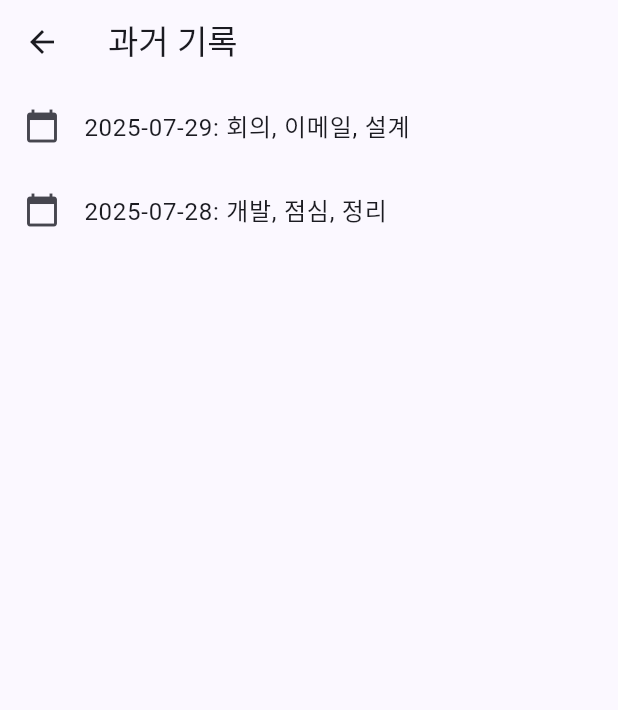
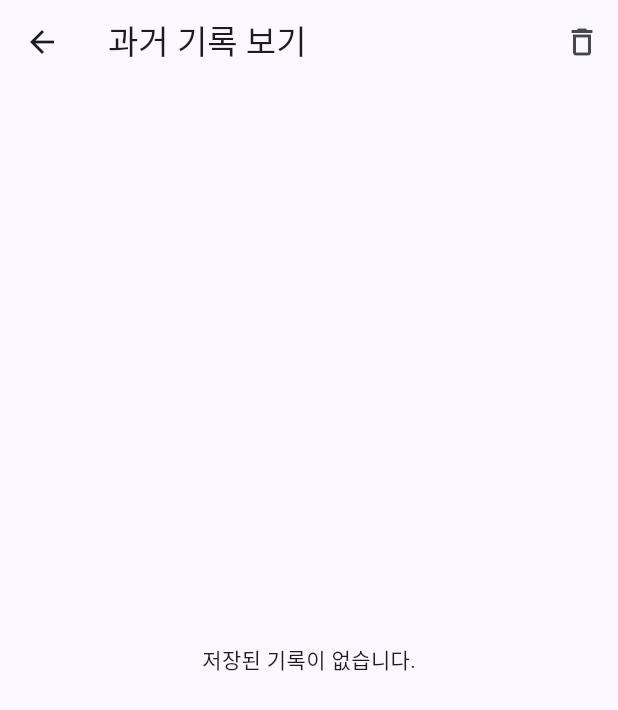
Before and after one commit to jisun05/slice_day, a Flutter app: the screen it shows after launch, after a tap on the "history" icon, on a phone screen of 412 x 824 dp. Shown: the top 710 px of the screen. Run offline on Flutter 3.47's test engine with Material 3 defaults, Android fonts, the phone set to English and light mode, and no system bars; our stand-ins replace hive, hive_flutter; accounts and stored records are empty.

Commit message:
add basic functions

```diff
--- a/lib/main.dart
+++ b/lib/main.dart
@@ -1,12 +1,26 @@
+// main.dart
 import 'package:flutter/material.dart';
+import 'package:hive_flutter/hive_flutter.dart';
+import 'models/record_model.dart';
 import 'screens/home_screen.dart';
+import 'services/record_service.dart';
 
-void main() {
-  runApp(const MyApp());
+
+void main() async {
+  WidgetsFlutterBinding.ensureInitialized();
+  await Hive.initFlutter();
+  Hive.registerAdapter(RecordModelAdapter());
+  await Hive.openBox<RecordModel>('records');
+
+  final recordService = RecordService();
+
+  runApp(MyApp(recordService: recordService));
 }
 
 class MyApp extends StatelessWidget {
-  const MyApp({super.key});
+  final RecordService recordService;
+  const MyApp({super.key, required this.recordService});
+
   @override
   Widget build(BuildContext context) {
     return MaterialApp(
@@ -15,7 +29,7 @@ class MyApp extends StatelessWidget {
         colorScheme: ColorScheme.fromSeed(seedColor: Colors.indigo),
         useMaterial3: true,
       ),
-      home: const HomeScreen(),
+      home: HomeScreen(recordService: recordService),
     );
   }
 }
--- /dev/null
+++ b/lib/models/record_model.dart
@@ -0,0 +1,25 @@
+import 'package:hive/hive.dart';
+
+part 'record_model.g.dart'; // 자동 생성될 파일
+
+@HiveType(typeId: 0)
+class RecordModel  extends HiveObject {
+  @HiveField(0)
+  String date;
+
+  @HiveField(1)
+  List<String> tasks;
+
+  @HiveField(2)
+  int wakeUpHour;
+
+  @HiveField(3)
+  int sleepHour;
+
+  RecordModel ({
+    required this.date,
+    required this.tasks,
+    required this.wakeUpHour,
+    required this.sleepHour,
+  });
+}
--- a/lib/screens/history_screen.dart
+++ b/lib/screens/history_screen.dart
@@ -1,24 +1,103 @@
 import 'package:flutter/material.dart';
+import '../models/record_model.dart';
+import '../services/record_service.dart';
+import 'history_detail_screen.dart';
 
-class HistoryScreen extends StatelessWidget {
-  const HistoryScreen({super.key});
+class HistoryScreen extends StatefulWidget {
+  final RecordService recordService;
+
+  const HistoryScreen({super.key, required this.recordService});
+
+  @override
+  State<HistoryScreen> createState() => _HistoryScreenState();
+}
+
+class _HistoryScreenState extends State<HistoryScreen> {
+  late List<RecordModel> records;
+  bool isSelectionMode = false;
+  Set<String> selectedDates = {};
+
+  @override
+  void initState() {
+    super.initState();
+    records = widget.recordService.getAllRecords();
+  }
+
+  void _toggleSelectionMode() {
+    if (isSelectionMode && selectedDates.isNotEmpty) {
+      // 선택된 기록 삭제
+      for (var date in selectedDates) {
+        widget.recordService.deleteRecordByDate(date);
+      }
+      selectedDates.clear();
+      records = widget.recordService.getAllRecords();
+    }
+
+    setState(() {
+      isSelectionMode = !isSelectionMode;
+    });
+  }
+
+  void _toggleSelect(String date) {
+    setState(() {
+      if (selectedDates.contains(date)) {
+        selectedDates.remove(date);
+      } else {
+        selectedDates.add(date);
+      }
+    });
+  }
 
   @override
   Widget build(BuildContext context) {
-    // TODO: 나중에 실제 기록 데이터를 불러오도록 수정
-    final fakeData = [
-      '2025-07-29: 회의, 이메일, 설계',
-      '2025-07-28: 개발, 점심, 정리',
-    ];
+    return Scaffold(
+      appBar: AppBar(
+        title: const Text('과거 기록 보기'),
+        actions: [
+          IconButton(
+            icon: Icon(isSelectionMode ? Icons.delete : Icons.delete_outline),
+            onPressed: _toggleSelectionMode,
+          ),
+        ],
+      ),
+      body: records.isEmpty
+          ? const Center(child: Text('저장된 기록이 없습니다.'))
+          : ListView.builder(
+        itemCount: records.length,
+        itemBuilder: (context, index) {
+          final record = records[index];
+          final isSelected = selectedDates.contains(record.date);
 
-    return Scaffold(
-      appBar: AppBar(title: const Text('과거 기록')),
-      body: ListView.builder(
-        itemCount: fakeData.length,
-        itemBuilder: (context, index) {
           return ListTile(
-            leading: const Icon(Icons.calendar_today),
-            title: Text(fakeData[index]),
+            leading: isSelectionMode
+                ? Checkbox(
+              value: isSelected,
+              onChanged: (_) => _toggleSelect(record.date),
+            )
+                : null,
+            title: Text(record.date),
+            trailing: const Icon(Icons.chevron_right),
+            onTap: () {
+              if (isSelectionMode) {
+                _toggleSelect(record.date);
+              } else {
+                final wakeUpTime = TimeOfDay(
+                  hour: record.wakeUpHour,
+                  minute: 0,
+                );
+                Navigator.push(
+                  context,
+                  MaterialPageRoute(
+                    builder: (_) => HistoryDetailScreen(
+                      date: record.date,
+                      tasks: record.tasks,
+                      wakeUpTime: wakeUpTime,
+                      sleepHour: record.sleepHour,
+                    ),
+                  ),
+                );
+              }
+            },
           );
         },
       ),
--- /dev/null
+++ b/lib/services/record_service.dart
@@ -0,0 +1,41 @@
+import 'package:hive/hive.dart';
+import '../models/record_model.dart';
+
+class RecordService {
+  final Box<RecordModel> _box = Hive.box<RecordModel>('records');
+
+  void saveRecordModel(RecordModel model) {
+    _box.put(model.date, model);
+    _cleanupOldRecords(); //
+  }
+
+  RecordModel? getRecordByDate(String date) {
+    return _box.get(date);
+  }
+
+  void deleteRecordByDate(String date) {
+    _box.delete(date);
+  }
+
+  List<RecordModel> getAllRecords() {
+    // 날짜 기준 내림차순 정렬
+    List<RecordModel> sorted = _box.values.toList()
+      ..sort((a, b) => b.date.compareTo(a.date));
+    return sorted;
+  }
+
+  void _cleanupOldRecords() {
+    final now = DateTime.now();
+
+    // 날짜가 오래된 순으로 정렬
+    final records = _box.values.toList()
+      ..sort((a, b) => a.date.compareTo(b.date));
+
+    if (records.length <= 14) return;
+
+    final excess = records.length - 14;
+    for (int i = 0; i < excess; i++) {
+      _box.delete(records[i].date); // 오래된 것부터 삭제
+    }
+  }
+}
--- a/pubspec.yaml
+++ b/pubspec.yaml
@@ -30,7 +30,9 @@ environment:
 dependencies:
   flutter:
     sdk: flutter
-
+  hive: ^2.2.3
+  hive_flutter: ^1.1.0
+  path_provider: ^2.1.2
   # The following adds the Cupertino Icons font to your application.
   # Use with the CupertinoIcons class for iOS style icons.
   cupertino_icons: ^1.0.8
@@ -38,6 +40,8 @@ dependencies:
 dev_dependencies:
   flutter_test:
     sdk: flutter
+  hive_generator: ^2.0.1
+  build_runner: ^2.4.6
 
   # The "flutter_lints" package below contains a set of recommended lints to
   # encourage good coding practices. The lint set provided by the package is
```
Also changed, not shown: lib/screens/history_detail_screen.dart (added, +34 -0 lines), lib/screens/home_screen.dart (+24 -9 lines), lib/models/record_model.g.dart (added), lib/models/task_record.dart (deleted), pubspec.lock, 1 other file.
